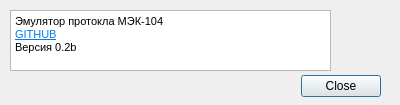
The window that aboutdialog.ui (MicroKoder/QIEC104) describes before a commit, drawn with Qt 5.
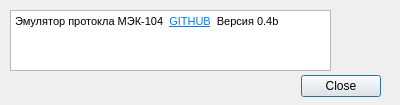
The same window after the commit.

What changed in the file:
```diff
--- a/aboutdialog.ui
+++ b/aboutdialog.ui
@@ -46,9 +46,7 @@
 &lt;html&gt;&lt;head&gt;&lt;meta name=&quot;qrichtext&quot; content=&quot;1&quot; /&gt;&lt;style type=&quot;text/css&quot;&gt;
 p, li { white-space: pre-wrap; }
 &lt;/style&gt;&lt;/head&gt;&lt;body style=&quot; font-family:'MS Shell Dlg 2'; font-size:8.25pt; font-weight:400; font-style:normal;&quot;&gt;
-&lt;p style=&quot; margin-top:0px; margin-bottom:0px; margin-left:0px; margin-right:0px; -qt-block-indent:0; text-indent:0px;&quot;&gt;Эмулятор протокла МЭК-104&lt;/p&gt;
-&lt;p style=&quot; margin-top:0px; margin-bottom:0px; margin-left:0px; margin-right:0px; -qt-block-indent:0; text-indent:0px;&quot;&gt;&lt;a href=&quot;https://github.com/MicroKoder/IEC104NA&quot;&gt;&lt;span style=&quot; font-size:8pt; text-decoration: underline; color:#007af4;&quot;&gt;GITHUB&lt;/span&gt;&lt;/a&gt;&lt;/p&gt;
-&lt;p style=&quot; margin-top:0px; margin-bottom:0px; margin-left:0px; margin-right:0px; -qt-block-indent:0; text-indent:0px;&quot;&gt;Версия 0.2b&lt;/p&gt;&lt;/body&gt;&lt;/html&gt;</string>
+&lt;p style=&quot; margin-top:5px; margin-bottom:5px; margin-left:0px; margin-right:0px; -qt-block-indent:0; text-indent:0px;&quot;&gt;Эмулятор протокла МЭК-104  &lt;a href=&quot;https://github.com/MicroKoder/IEC104NA&quot;&gt;&lt;span style=&quot; color:#007af4;&quot;&gt;GITHUB&lt;/span&gt;&lt;/a&gt;  Версия 0.4b&lt;/p&gt;&lt;/body&gt;&lt;/html&gt;</string>
    </property>
    <property name="textInteractionFlags">
     <set>Qt::TextBrowserInteraction</set>
```
Left out of the diff: 6 changed lines with no effect on the pictures.
